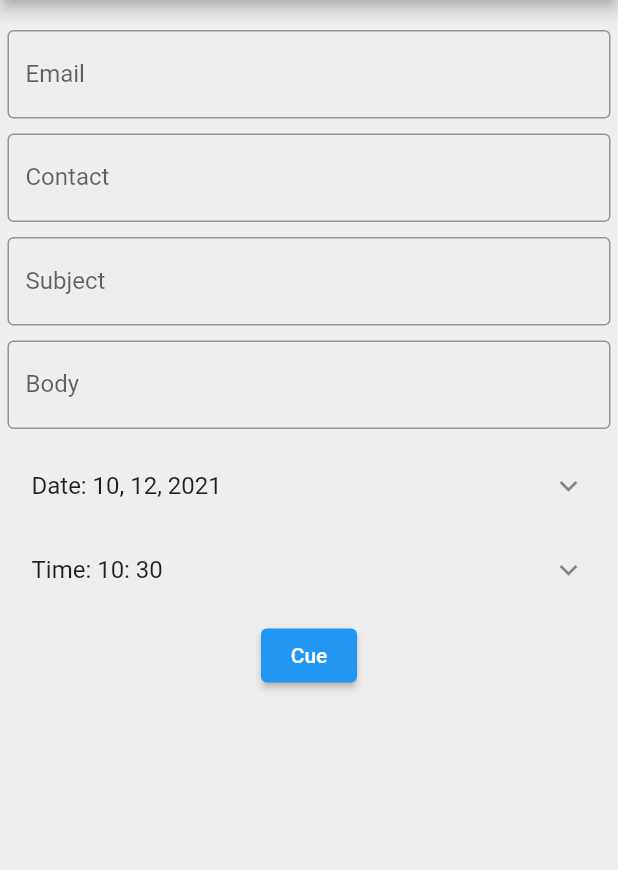
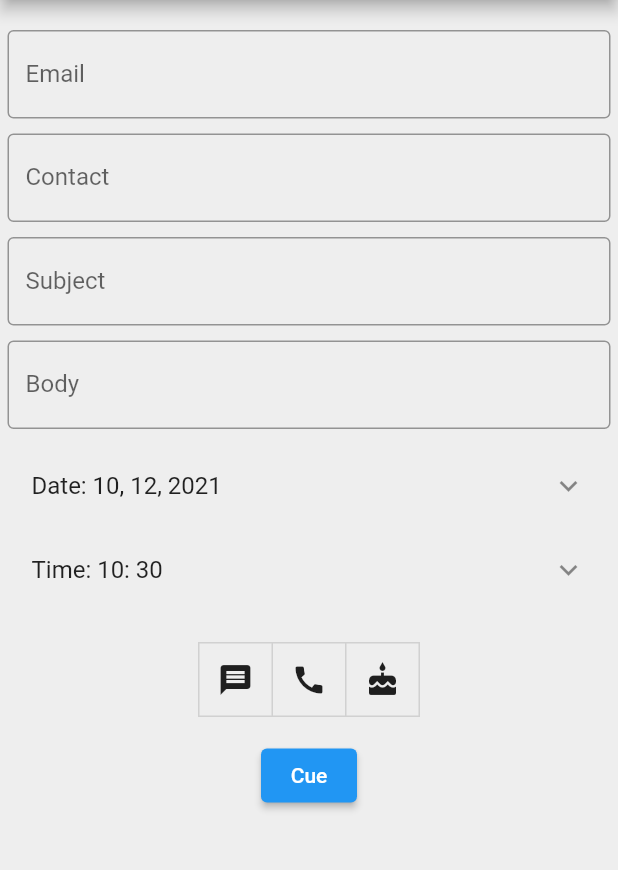
Before and after one commit to krispykalsi/cueme-client, a Flutter app: the Home screen opened by its route, on a phone screen of 412 x 824 dp, the part 84-954 px from its top. Run offline on Flutter 3.47's test engine with Material 2 defaults, Android fonts, the phone set to English and light mode, and no system bars; our stand-ins replace flutter_spinkit; network calls fail.

Commit message:
debugged the code and changed the home.dart file

```diff
--- a/lib/pages/home copy.dart
+++ b/lib/pages/home copy.dart
@@ -11,7 +11,7 @@ class Home extends StatefulWidget {
 class _HomeState extends State<Home> {
   late DateTime pickedDate;
   late TimeOfDay time;
-   List<bool> _selection = List.generate(3, (_) => false);
+  List<bool> _selection = List.generate(3, (_) => false);
   @override
   void initState() {
     super.initState();
--- a/lib/pages/home.dart
+++ b/lib/pages/home.dart
@@ -10,6 +10,7 @@ class Home extends StatefulWidget {
 class _HomeState extends State<Home> {
   late DateTime pickedDate;
   late TimeOfDay time;
+  List<bool> _selection = List.generate(3, (_) => false);
   @override
   void initState() {
     super.initState();
@@ -95,6 +96,28 @@ class _HomeState extends State<Home> {
                   ],
                 ),
               ),
+                Padding(
+                    padding: EdgeInsets.all(15),
+                    child: ToggleButtons(
+                      children: [
+                        Icon(Icons.message),
+                        Icon(Icons.call),
+                        Icon(Icons.cake),
+                      ],
+                      onPressed: (int index) {
+                        int count = 0;
+                        _selection.forEach((bool val) {
+                          if (val) count++;
+                        });
+                        if (_selection[index] && count < 2) {
+                          return;
+                        }
+                        setState(() {
+                          _selection[index] = !_selection[index];
+                        });
+                      },
+                      isSelected: _selection,
+                    )),
               ElevatedButton(
                 onPressed: (){
                     print(subject.text);
```
